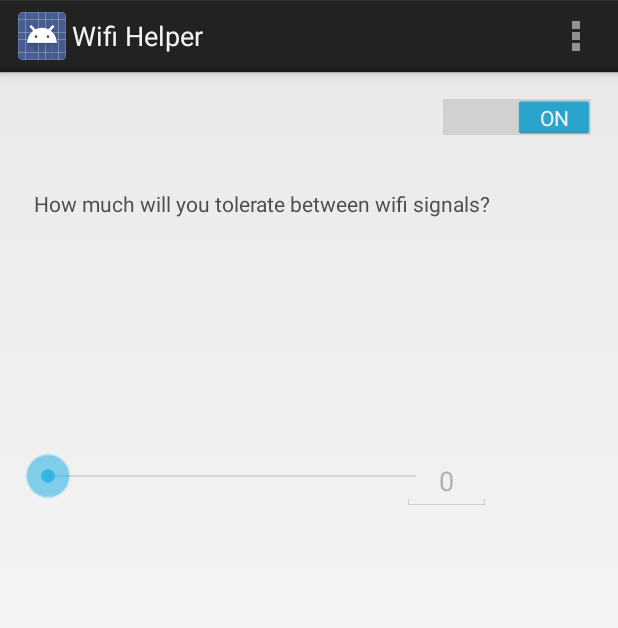
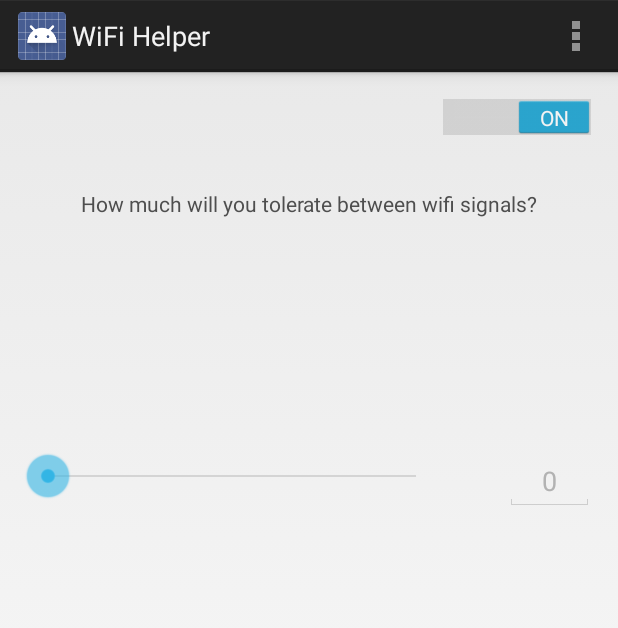
Before and after one commit to jempe/wifihelperandroid, an Android app: the screen it shows after launch (MainActivity), on a phone screen of 412 x 824 dp. Shown: the top 628 px of the screen. Run offline under Robolectric (Android 15) with nearby library versions, the phone set to English and light mode, and no system bars; our stand-ins replace AdMob.

Commit message:
strings as resources

```diff
--- a/WifiHelper/app/src/main/java/com/julianogv/wifihelper/MainActivity.java
+++ b/WifiHelper/app/src/main/java/com/julianogv/wifihelper/MainActivity.java
@@ -51,7 +51,7 @@ public class MainActivity extends Activity {
 
         AlertDialog.Builder alertbox = new AlertDialog.Builder(this);
         alertbox.setNeutralButton("OK", null);
-        alertbox.setMessage("It's already working!\nWait and when it finds a better WiFi signal you will be notified!");
+        alertbox.setMessage(R.string.working);
         alertbox.setIcon(R.drawable.ic_launcher);
         alertbox.show();
     }
--- a/WifiHelper/app/src/main/res/layout/activity_main.xml
+++ b/WifiHelper/app/src/main/res/layout/activity_main.xml
@@ -61,11 +61,14 @@
     <TextView
         android:layout_width="wrap_content"
         android:layout_height="wrap_content"
-        android:text="  How much will you tolerate between wifi signals?"
+        android:text="@string/tolerate"
         android:id="@+id/textView3"
         android:textColor="#4e4e4e"
+        android:gravity="center"
         android:layout_below="@+id/switchServiceStatus"
         android:layout_alignParentLeft="true"
         android:layout_alignParentStart="true"
-        android:layout_marginTop="34dp" />
+        android:layout_marginTop="34dp"
+        android:layout_alignParentRight="true"
+        android:layout_alignParentEnd="true" />
 </RelativeLayout>
--- a/WifiHelper/app/src/main/res/values/strings.xml
+++ b/WifiHelper/app/src/main/res/values/strings.xml
@@ -1,8 +1,10 @@
 <?xml version="1.0" encoding="utf-8"?>
 <resources>
 
-    <string name="app_name">Wifi Helper</string>
-    <string name="hello_world">Hello world!</string>
+    <string name="app_name">WiFi Helper</string>
+
     <string name="action_settings">Settings</string>
+    <string name="tolerate">How much will you tolerate between wifi signals?</string>
+    <string name="working">It\'s already working!\n\nWait and when it finds a better WiFi signal you will be notified!</string>
 
 </resources>
```
